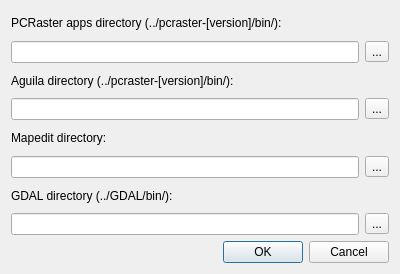
Qt form nutshelloptions.ui (vjetten/NutShell) before a commit.
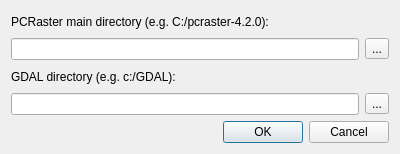
The same form after that commit. Icons and pictures are not drawn.

Commit message: // clean up pcraster and gdal directory string stuff

Diff of the .ui file:
```diff
--- a/nutshelloptions.ui
+++ b/nutshelloptions.ui
@@ -7,20 +7,13 @@
     <x>0</x>
     <y>0</y>
     <width>400</width>
-    <height>274</height>
+    <height>154</height>
    </rect>
   </property>
   <property name="windowTitle">
    <string>Dialog</string>
   </property>
   <layout class="QGridLayout" name="gridLayout">
-   <item row="2" column="0">
-    <widget class="QLabel" name="label_2">
-     <property name="text">
-      <string>Aguila directory (../pcraster-[version]/bin/):</string>
-     </property>
-    </widget>
-   </item>
    <item row="1" column="0">
     <widget class="QLineEdit" name="lineEdit_pcrcalcDir"/>
    </item>
@@ -38,56 +31,14 @@
    <item row="0" column="0">
     <widget class="QLabel" name="label">
      <property name="text">
-      <string>PCRaster apps directory (../pcraster-[version]/bin/):</string>
+      <string>PCRaster main directory (e.g. C:/pcraster-4.2.0):</string>
      </property>
     </widget>
    </item>
    <item row="3" column="0">
-    <widget class="QLineEdit" name="lineEdit_aguilaDir"/>
-   </item>
-   <item row="3" column="1">
-    <widget class="QToolButton" name="toolButton_2">
-     <property name="text">
-      <string>...</string>
-     </property>
-     <property name="icon">
-      <iconset resource="nutshellqt.qrc">
-       <normaloff>:/resources/directory_open.png</normaloff>:/resources/directory_open.png</iconset>
-     </property>
-    </widget>
-   </item>
-   <item row="4" column="0">
-    <widget class="QLabel" name="label_3">
-     <property name="text">
-      <string>Mapedit directory:</string>
-     </property>
-    </widget>
-   </item>
-   <item row="5" column="0">
-    <widget class="QLineEdit" name="lineEdit_mapeditDir"/>
-   </item>
-   <item row="5" column="1">
-    <widget class="QToolButton" name="toolButton_3">
-     <property name="text">
-      <string>...</string>
-     </property>
-     <property name="icon">
-      <iconset resource="nutshellqt.qrc">
-       <normaloff>:/resources/directory_open.png</normaloff>:/resources/directory_open.png</iconset>
-     </property>
-    </widget>
-   </item>
-   <item row="7" column="0">
     <widget class="QLineEdit" name="lineEdit_GDALDir"/>
    </item>
-   <item row="6" column="0">
-    <widget class="QLabel" name="label_4">
-     <property name="text">
-      <string>GDAL directory (../GDAL/bin/):</string>
-     </property>
-    </widget>
-   </item>
-   <item row="7" column="1">
+   <item row="3" column="1">
     <widget class="QToolButton" name="toolButton_4">
      <property name="text">
       <string>...</string>
@@ -98,7 +49,14 @@
      </property>
     </widget>
    </item>
-   <item row="8" column="0" colspan="2">
+   <item row="2" column="0">
+    <widget class="QLabel" name="label_4">
+     <property name="text">
+      <string>GDAL directory (e.g. c:/GDAL):</string>
+     </property>
+    </widget>
+   </item>
+   <item row="4" column="0" colspan="2">
     <widget class="QDialogButtonBox" name="buttonBox">
      <property name="orientation">
       <enum>Qt::Horizontal</enum>
```
The commit also changes 4 other files.
